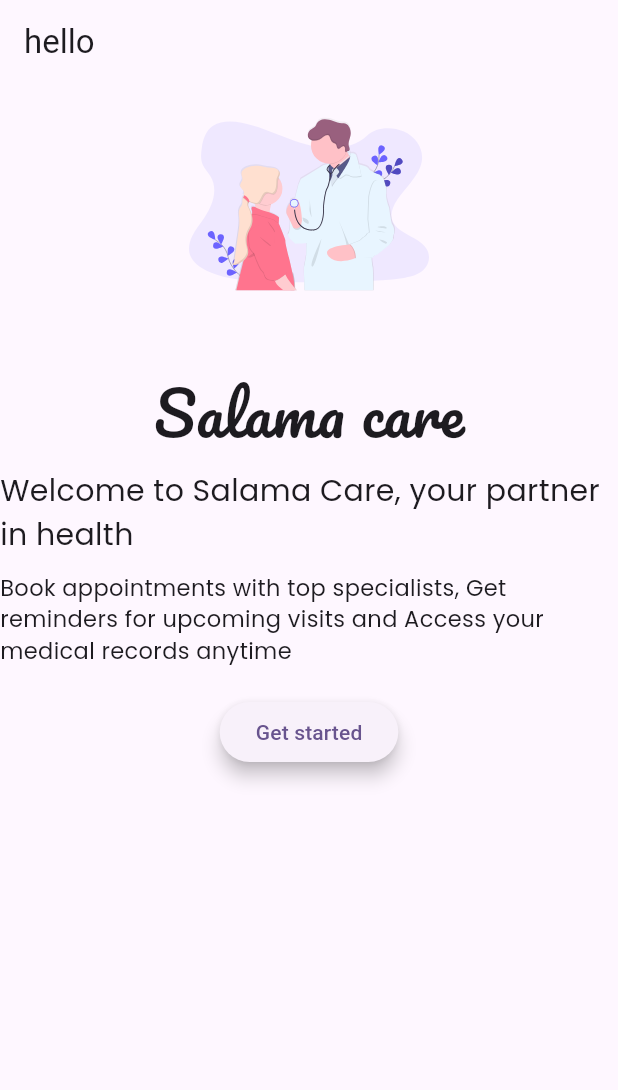
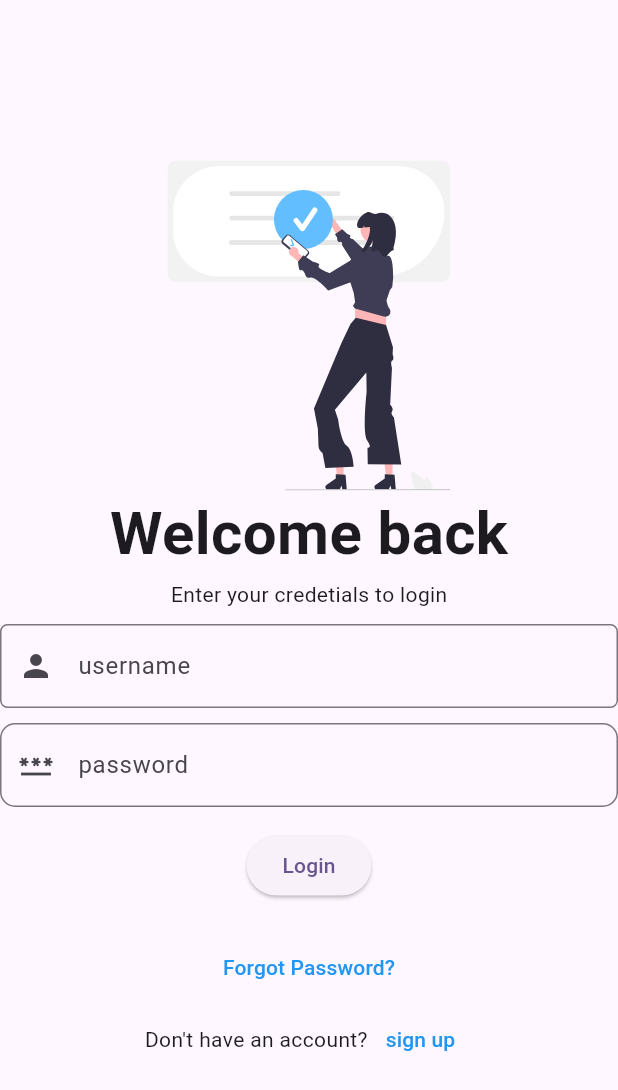
Before and after one commit to AlanGitau/Salama-Care, a Flutter app: the screen it shows after launch, after a tap on "Get started", on a phone screen of 412 x 824 dp. Shown: the top 1090 px of the screen. Run offline on Flutter 3.47's test engine with Material 3 defaults, Android fonts, the phone set to English and light mode, and no system bars; our stand-ins replace flutter_svg, google_fonts.

Commit message:
Reorganized structure

```diff
--- a/lib/signup.dart
+++ b/lib/firstpage.dart
@@ -1,17 +1,16 @@
 import 'package:flutter/material.dart';
 import 'package:flutter_svg/flutter_svg.dart';
 import 'package:google_fonts/google_fonts.dart';
+import 'package:signup/loginScreen.dart';
 
-class Signup extends StatelessWidget {
-  const Signup({super.key});
+class Firstpage extends StatelessWidget {
+  const Firstpage({super.key});
 
   @override
   Widget build(BuildContext context) {
     return  Scaffold(
-      appBar: AppBar(
-        title: const Text('hello'),
-      ),
       body: Column(
+        crossAxisAlignment: CrossAxisAlignment.center,
         children:[
           Center(
           child: SvgPicture.asset('assets/images/undraw_doctor_kw-5-l.svg',
@@ -52,7 +51,13 @@ class Signup extends StatelessWidget {
 
           const SizedBox(height: 20,),
 
-        ElevatedButton(onPressed:(){},
+        ElevatedButton(onPressed:(){
+          Navigator.push(
+            context,
+            MaterialPageRoute(builder: (context)=>const Loginscreen())
+          );
+          //navigates to the log in screen
+        },
           style:ElevatedButton.styleFrom(
             elevation: 5,
           ),
--- /dev/null
+++ b/lib/loginScreen.dart
@@ -0,0 +1,107 @@
+import 'package:flutter/material.dart';
+import 'package:flutter_svg/svg.dart';
+import 'package:signup/Homepage.dart';
+import 'package:signup/signup.dart';
+
+class Loginscreen extends StatelessWidget {
+  const Loginscreen({super.key});
+
+  @override
+  Widget build(BuildContext context) {
+    return Scaffold(
+        body: Column(
+            mainAxisAlignment: MainAxisAlignment.center,
+            children: [
+              SvgPicture.asset('assets/images/authenticaton.svg',
+              height:220,
+              width: 220,
+              ),
+              const Text('Welcome back',
+              style: TextStyle(
+                fontSize: 40,
+                fontWeight: FontWeight.bold,
+              ),
+              ),
+
+              const SizedBox(height:2,),
+
+              const Text('Enter your credetials to login',
+              style: TextStyle(
+
+              ),
+              ),
+
+              const SizedBox(height: 10,),
+
+                TextField(
+                    decoration: InputDecoration(
+                      border:OutlineInputBorder(
+                        borderRadius: BorderRadius.circular(5),
+                      ) ,
+                      prefixIcon: const Icon(Icons.person),
+                      labelText: 'username',
+                      //errorText: 'This filed cannot be empty',
+                    ),
+                ),
+
+                const SizedBox(height: 10,),
+
+                TextField(
+                    obscureText: true,
+                    decoration: InputDecoration(
+                      border: OutlineInputBorder(
+                        borderRadius:BorderRadius.circular(10),
+                      ),
+                      prefixIcon: const Icon(Icons.password),
+                      labelText: 'password',
+                      //errorText: 'This filed cannot be empty',
+                    ),
+                ),
+
+                const SizedBox(height: 15,),
+
+                ElevatedButton(
+                  onPressed: (){
+                     Navigator.push(
+                      context,
+                      MaterialPageRoute(builder: (context)=>const Homepage())
+                     );
+                  },
+                  child:const Text('Login')
+                  ),
+
+                const SizedBox(height: 20,),
+
+                TextButton(onPressed:(){},
+                child:const Text('Forgot Password?',
+                style: TextStyle(
+                  color: Colors.blue
+                ),
+                ),
+                ),
+
+                Row(
+                  mainAxisAlignment: MainAxisAlignment.center,
+                  children: [
+                    const Text('Don\'t have an account?'),
+
+                    TextButton(onPressed:(){
+                      Navigator.push(context,
+                      MaterialPageRoute(builder:(context)=>const Signup()));//navigates to the sign up page
+                    },
+                    child:const Text('sign up',
+                    style: TextStyle(
+                      color: Colors.blue
+                    ),
+                    ),
+
+                    ),
+                  ],
+                ),
+
+            ],
+
+        ),
+    );
+  }
+}
--- a/lib/main.dart
+++ b/lib/main.dart
@@ -1,5 +1,5 @@
 import 'package:flutter/material.dart';
-import 'package:signup/signup.dart';
+import 'package:signup/firstpage.dart';
 
 void main() {
   runApp(const MyApp());
@@ -12,6 +12,7 @@ class MyApp extends StatelessWidget {
   @override
   Widget build(BuildContext context) {
     return MaterialApp(
+      debugShowCheckedModeBanner: false,
       title: 'Salama care',
       theme: ThemeData(
         // This is the theme of your application.
@@ -32,7 +33,7 @@ class MyApp extends StatelessWidget {
         colorScheme: ColorScheme.fromSeed(seedColor: Colors.deepPurple),
         useMaterial3: true,
       ),
-      home: Signup(),
+      home: const Firstpage(),
     );
   }
 }
```
Also changed, not shown: constants/colors.dart (added, +7 -0 lines), lib/Homepage.dart (added, +56 -0 lines), lib/Signup.dart (added, +93 -0 lines), assets/images/authenticaton.svg (added), assets/images/sign-up.svg (added).
